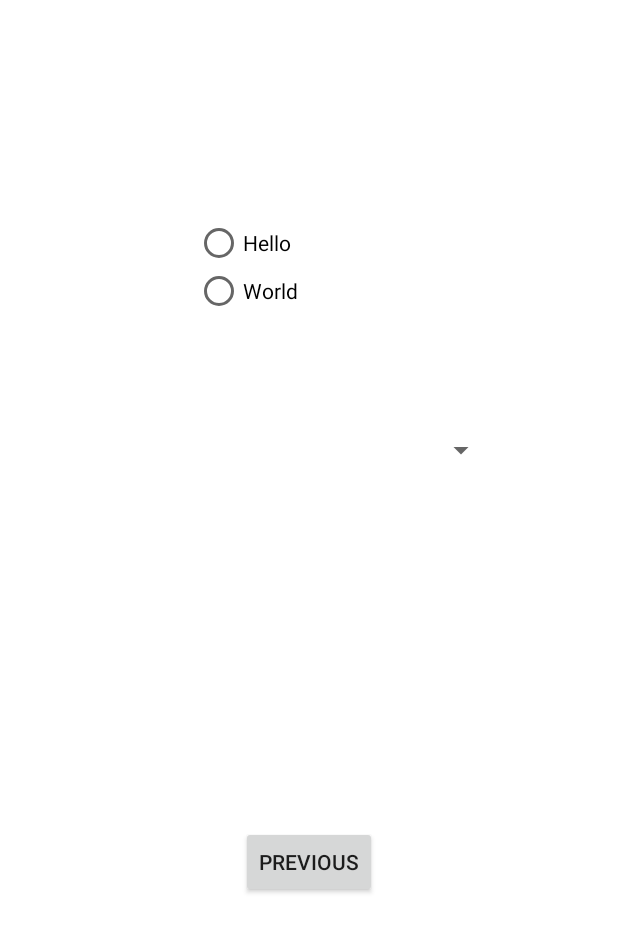
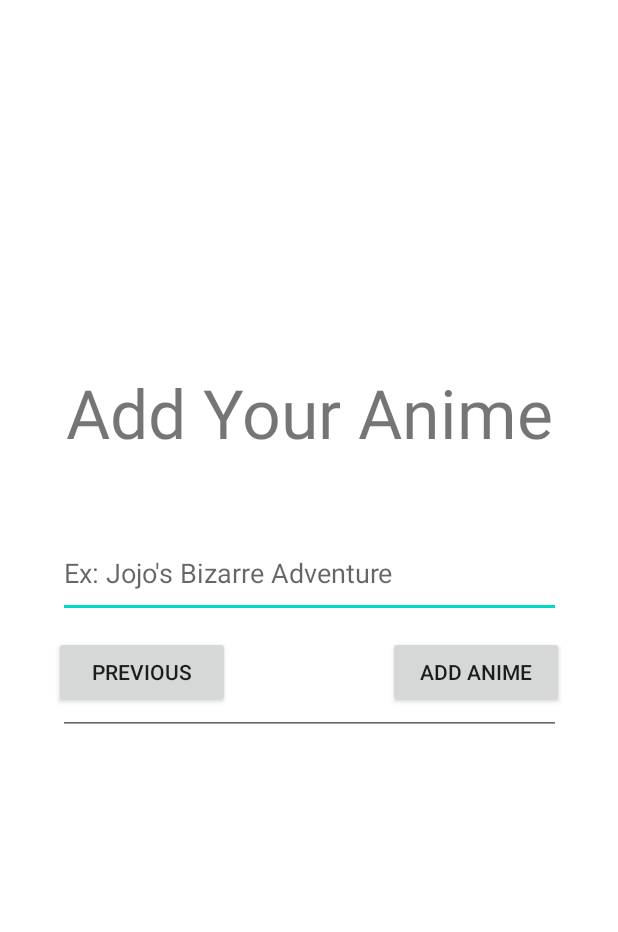
Before and after one commit to lunebakami/anime-list-app, an Android app: the SecondActivity screen opened directly, with no data from a screen before it, on a phone screen of 412 x 824 dp. Shown: the top 932 px of the screen. Run offline under Robolectric (Android 15) with nearby library versions, the phone set to English and light mode, and no system bars.

Commit message:
Created Anime class Adding features: Navigation between Activities using Intents, Add Animes, Show Animes in the main page

```diff
--- a/app/src/main/AndroidManifest.xml
+++ b/app/src/main/AndroidManifest.xml
@@ -35,11 +35,6 @@
         <activity
             android:name=".SecondActivity"
             android:label="@string/title_activity_second">
-            <intent-filter>
-                <action android:name="android.intent.action.MAIN" />
-
-                <category android:name="android.intent.category.LAUNCHER" />
-            </intent-filter>
         </activity>
     </application>
 
--- a/app/src/main/java/com/example/ex1/SecondActivity.java
+++ b/app/src/main/java/com/example/ex1/SecondActivity.java
@@ -4,68 +4,68 @@ import android.app.Activity;
 import android.content.Intent;
 import android.os.Bundle;
 import android.view.View;
-import android.widget.AdapterView;
 import android.widget.ArrayAdapter;
-import android.widget.RadioButton;
-import android.widget.Spinner;
+import android.widget.Button;
+import android.widget.EditText;
 import android.widget.Toast;
+
+import com.example.ex1.classes.Anime;
 
 import java.util.ArrayList;
 
 public class SecondActivity extends Activity {
 
-    ArrayList<String> arr = new ArrayList<>();
-    Spinner spnr;
+    ArrayList<Anime> animes;
+    Intent mainActivity;
+    Button addAnime;
+    Button btnMain;
+    EditText animeName;
+    EditText animeEps;
 
     @Override
     protected void onCreate(Bundle savedInstanceState) {
         super.onCreate(savedInstanceState);
         setContentView(R.layout.activity_second);
-        Bundle extras = getIntent().getExtras();
-        if (extras != null) {
-            arr = extras.getStringArrayList("arr");
+
+        animes = getIntent().getParcelableArrayListExtra("animes");
+        if(animes == null){
+            animes = new ArrayList<>();
         }
+        mainActivity = new Intent(this, MainActivity.class);
 
-        ArrayAdapter<String> adp = new ArrayAdapter<String>(this,
-                android.R.layout.simple_dropdown_item_1line,arr);
+        animeName = (EditText) findViewById(R.id.animeName);
+        animeEps = (EditText) findViewById(R.id.animeEps);
+        addAnime = (Button) findViewById(R.id.btnAdd);
+        btnMain = (Button) findViewById(R.id.btnMain);
 
-        spnr = (Spinner)findViewById(R.id.spinner);
-        spnr.setAdapter(adp);
-        spnr.setOnItemSelectedListener(
-                new AdapterView.OnItemSelectedListener() {
+        ArrayAdapter<Anime> adp = new ArrayAdapter<Anime>(this,
+                android.R.layout.simple_dropdown_item_1line, animes);
 
-                    @Override
-                    public void onItemSelected(AdapterView<?> arg0, View arg1, int arg2, long arg3) {
-                        int position = spnr.getSelectedItemPosition();
-                        Toast.makeText(getApplicationContext(),"You have selected "+ arr.get(+position),Toast.LENGTH_LONG).show();
-                    }
+        addAnime.setOnClickListener(new View.OnClickListener() {
+            @Override
+            public void onClick(View v) {
+                String name = animeName.getText().toString();
+                int eps = Integer.parseInt(animeEps.getText().toString());
+                int id = animes.size();
 
-                    @Override
-                    public void onNothingSelected(AdapterView<?> arg0) {
-                        Toast.makeText(getApplicationContext(),"You have selected nothing",Toast.LENGTH_LONG).show();
-                    }
+                Anime anime = new Anime(name, eps, id);
+                animes.add(anime);
+                if (mainActivity.getParcelableArrayListExtra("animes") != null) {
+                    mainActivity.removeExtra("animes");
                 }
-        );
+                mainActivity.putParcelableArrayListExtra("animes", animes);
+                showMsg("Anime added!");
+            }
+        });
     }
 
-    public void goToMain(View View) {
-        Intent main = new Intent(this, MainActivity.class);
-        main.putExtra("arr", arr);
-        startActivity(main);
+    public void showMsg(String txt) {
+        Toast msg = Toast.makeText(getBaseContext(), txt, Toast.LENGTH_SHORT);
+        msg.show();
     }
 
-    public void onRadioButtonClicked(View view) {
-        boolean checked = ((RadioButton) view).isChecked();
-
-        switch(view.getId()) {
-            case R.id.radio_pirates:
-                if (checked)
-                    Toast.makeText(getApplicationContext(),"OnePiece",Toast.LENGTH_LONG).show();
-                break;
-            case R.id.radio_ninjas:
-                if (checked)
-                    Toast.makeText(getApplicationContext(),"Naruto",Toast.LENGTH_LONG).show();
-                break;
-        }
+    public void goToMain(View v) {
+        mainActivity.putParcelableArrayListExtra("animes", animes);
+        startActivity(mainActivity);
     }
 }
--- a/app/src/main/res/layout/activity_second.xml
+++ b/app/src/main/res/layout/activity_second.xml
@@ -6,60 +6,73 @@
     android:layout_height="match_parent"
     tools:context=".SecondActivity">
 
-    <Button
-        android:id="@+id/button_second"
-        android:layout_width="wrap_content"
-        android:layout_height="wrap_content"
-        android:onClick="goToMain"
-        android:text="@string/previous"
+    <TextView
+        android:id="@+id/textView"
+        android:layout_width="330dp"
+        android:layout_height="55dp"
+        android:layout_marginStart="60dp"
+        android:layout_marginTop="200dp"
+        android:layout_marginEnd="60dp"
+        android:layout_marginBottom="480dp"
+        android:text="@string/anime_text"
+        android:textAlignment="center"
+        android:textSize="45sp"
         app:layout_constraintBottom_toBottomOf="parent"
         app:layout_constraintEnd_toEndOf="parent"
         app:layout_constraintStart_toStartOf="parent"
-        app:layout_constraintTop_toBottomOf="@id/spinner" />
+        app:layout_constraintTop_toTopOf="parent" />
 
-    <Spinner
-        android:id="@+id/spinner"
-        android:layout_width="250dp"
-        android:layout_height="50dp"
-        android:layout_gravity="center"
-
-        android:layout_marginStart="82dp"
-        android:layout_marginTop="400dp"
-        android:layout_marginEnd="82dp"
-        android:layout_marginBottom="400dp"
-        app:layout_constraintBottom_toTopOf="parent"
-        app:layout_constraintEnd_toEndOf="parent"
-        app:layout_constraintHorizontal_bias="0.666"
-        app:layout_constraintStart_toStartOf="parent"
-        app:layout_constraintTop_toTopOf="@id/button_second"
-        app:layout_constraintVertical_bias="0.482" />
-
-    <RadioGroup
-        android:layout_width="122dp"
-        android:layout_height="90dp"
-        android:layout_marginStart="129dp"
-        android:layout_marginTop="123dp"
-        android:layout_marginEnd="160dp"
-        android:layout_marginBottom="17dp"
-        android:orientation="vertical"
-        app:layout_constraintBottom_toTopOf="@+id/spinner"
+    <EditText
+        android:id="@+id/animeName"
+        android:layout_width="335dp"
+        android:layout_height="60dp"
+        android:layout_marginStart="40dp"
+        android:layout_marginTop="30dp"
+        android:layout_marginEnd="40dp"
+        android:layout_marginBottom="390dp"
+        android:hint="@string/anime_hint"
+        android:inputType="text"
+        app:layout_constraintBottom_toBottomOf="parent"
         app:layout_constraintEnd_toEndOf="parent"
         app:layout_constraintStart_toStartOf="parent"
-        app:layout_constraintTop_toTopOf="parent">
+        app:layout_constraintTop_toBottomOf="@+id/textView" />
 
-        <RadioButton
-            android:id="@+id/radio_pirates"
-            android:layout_width="match_parent"
-            android:layout_height="wrap_content"
-            android:onClick="onRadioButtonClicked"
-            android:text="Hello" />
+    <EditText
+        android:id="@+id/animeEps"
+        android:layout_width="335dp"
+        android:layout_height="60dp"
+        android:layout_marginStart="40dp"
+        android:layout_marginTop="7dp"
+        android:layout_marginEnd="40dp"
+        android:layout_marginBottom="323dp"
+        android:ems="10"
+        android:inputType="number"
+        app:layout_constraintBottom_toBottomOf="parent"
+        app:layout_constraintEnd_toEndOf="parent"
+        app:layout_constraintStart_toStartOf="parent"
+        app:layout_constraintTop_toBottomOf="@+id/animeName" />
 
-        <RadioButton
-            android:id="@+id/radio_ninjas"
-            android:layout_width="match_parent"
-            android:layout_height="wrap_content"
-            android:onClick="onRadioButtonClicked"
-            android:text="World" />
-    </RadioGroup>
+    <Button
+        android:id="@+id/btnAdd"
+        android:layout_width="117dp"
+        android:layout_height="48dp"
+        android:layout_marginTop="424dp"
+        android:layout_marginEnd="36dp"
+        android:text="@string/btn_add_anime"
+        app:layout_constraintEnd_toEndOf="parent"
+        app:layout_constraintTop_toTopOf="parent" />
+
+    <Button
+        android:id="@+id/btnMain"
+        android:layout_width="117dp"
+        android:layout_height="48dp"
+        android:layout_marginStart="36dp"
+        android:layout_marginTop="424dp"
+        android:onClick="goToMain"
+        android:text="@string/previous"
+        app:layout_constraintStart_toStartOf="parent"
+        app:layout_constraintTop_toTopOf="parent" />
+
+
 
 </androidx.constraintlayout.widget.ConstraintLayout>
--- a/app/src/main/res/values/strings.xml
+++ b/app/src/main/res/values/strings.xml
@@ -6,17 +6,11 @@
     <string name="second_fragment_label">Second Fragment</string>
     <string name="next">Next</string>
     <string name="previous">Previous</string>
-
-    <string name="hello_first_fragment">Hello first fragment</string>
-    <string name="hello_second_fragment">Hello second fragment. Arg: %1$s</string>
-
-    <string name="toggle_turn_on">Turn On</string>
-    <string name="toggle_turn_off">Turn Off</string>
-    <string name="btn_login">Login</string>
+<!--    Main Activity   -->
+    <string name="mainText">Anime List</string>
+<!--    Second Activity     -->
+    <string name="anime_hint">Ex: Jojo\'s Bizarre Adventure</string>
+    <string name="btn_add_anime">Add Anime</string>
+    <string name="anime_text">Add Your Anime</string>
     <string name="title_activity_second">SecondActivity</string>
-    <!--
-    This string is used for square devices and overridden by hello_world in
-    values-round/strings.xml for round devices.
-    -->
-    <string name="hello_world">Hello Square World!</string>
 </resources>
```
Also changed, not shown: app/src/main/java/com/example/ex1/MainActivity.java (+15 -56 lines), app/src/main/java/com/example/ex1/classes/Anime.java (added, +72 -0 lines), app/src/main/res/layout/activity_main.xml (+35 -40 lines).
